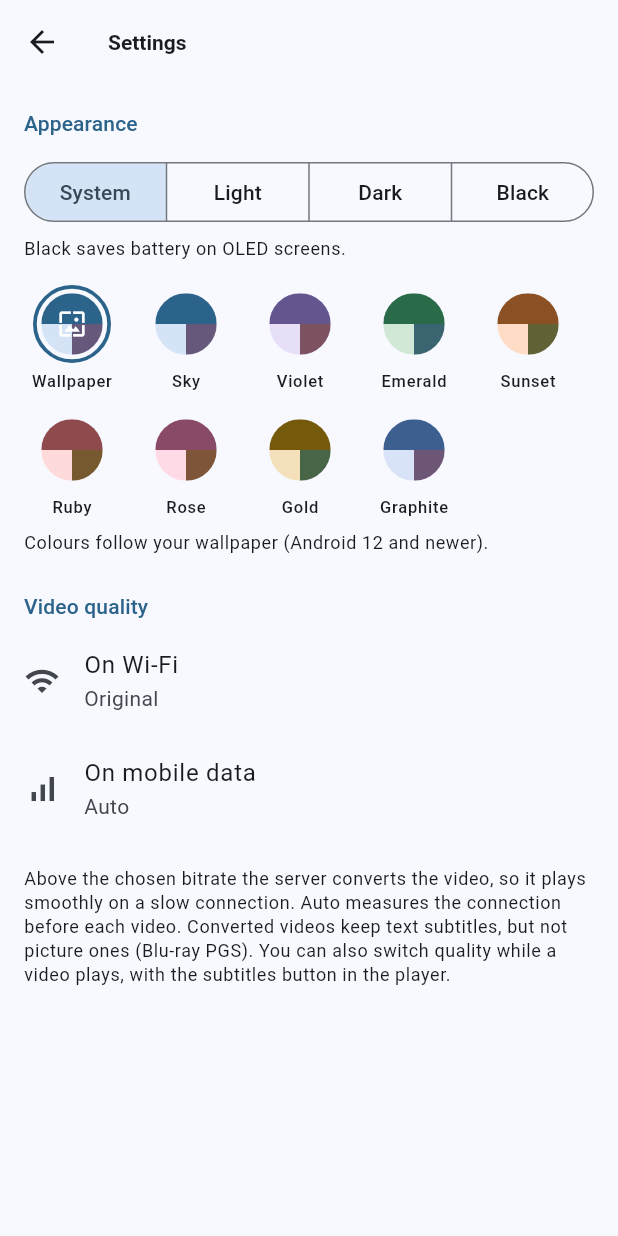
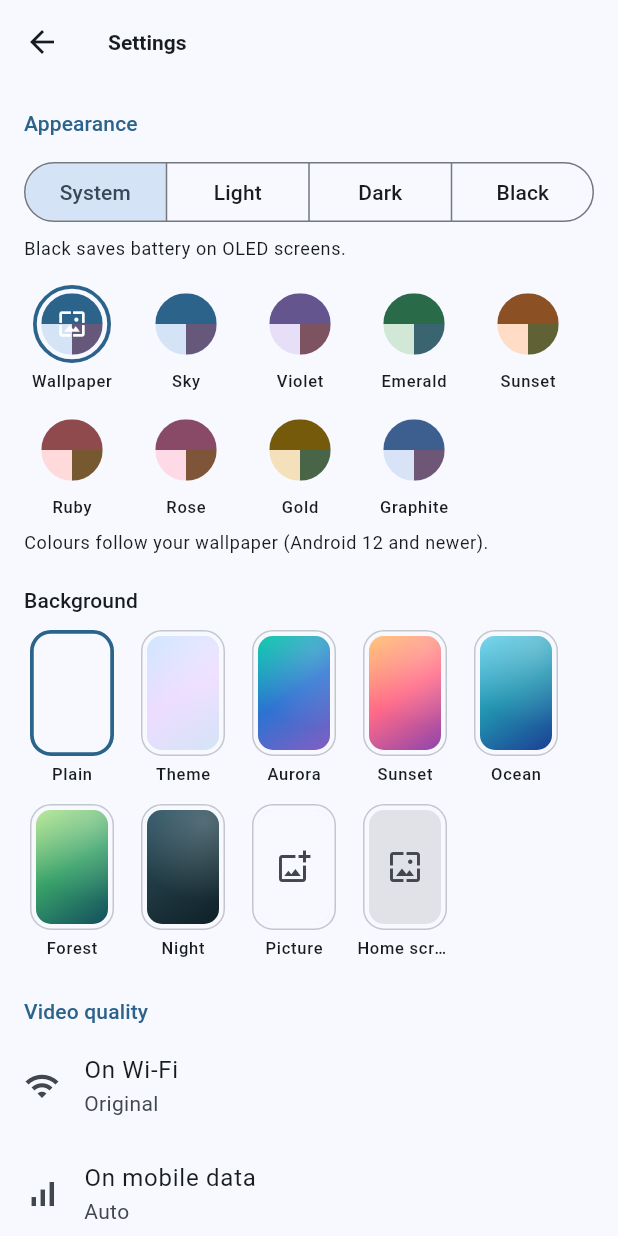
Before and after one commit to 3dengineering01-star/Homeplayer, a Flutter app: the screen it shows after launch, after a tap on the "settings" icon, on a phone screen of 412 x 824 dp. Run offline on Flutter 3.47's test engine with Material 3 defaults, Android fonts, the phone set to English and light mode, and no system bars; drawn by our look-alikes of dynamic_color; our stand-ins replace audio_service, connectivity_plus, device_info_plus, flutter_secure_storage, image_picker, shared_preferences; missing offline and left inert: audio_session, background_downloader, media_kit, media_kit_video, photo_manager, screen_brightness and 2 more; statements that could not run were skipped.

Commit message:
Фон приложения: цветовые переходы, своя картинка, обои рабочего стола
- В «Оформлении» раздел «Background»: обычный, цвет темы, Aurora, Sunset, Ocean, Forest, Night,
  своя картинка из галереи (копируется в файлы приложения, можно размыть) и обои рабочего стола.
- Фон лежит под всеми экранами, главной, мини-плеером и музыкальным плеером; страницы и шапки
  прозрачные, шапка тонируется, когда под неё уезжает список. Ползунок задаёт силу фона.
- Обои: окно Flutter прозрачное (FLAG_SHOW_WALLPAPER), режим хранится на стороне Android,
  при переключении активность пересоздаётся, движок и воспроизведение продолжают работать.
- Видео по-прежнему на чёрном.

Co-Authored-By: Claude Opus 5.5 <noreply@anthropic.com>
Claude-Session: https://claude.ai/code/session_01BShorsEi6z16Eonafx9wvG

```diff
--- a/app/lib/main.dart
+++ b/app/lib/main.dart
@@ -9,6 +9,7 @@ import 'services/backup.dart';
 import 'services/downloads.dart';
 import 'services/pip.dart';
 import 'services/playback.dart';
+import 'widgets/backdrop.dart';
 import 'widgets/mini_player.dart';
 
 final navigatorKey = GlobalKey<NavigatorState>();
@@ -51,10 +52,10 @@ class HomeplayApp extends StatelessWidget {
             theme: look.theme(dark: false, wallpaper: wallpaper),
             darkTheme: look.theme(dark: true, wallpaper: wallpaper),
             themeMode: look.brightness.mode,
-            // The theme's background under the mini player too: the window's own showed black there
-            // in the light theme.
-            builder: (context, child) => ColoredBox(
-              color: Theme.of(context).colorScheme.surface,
+            // The background goes under the mini player too: the window's own showed black there in
+            // the light theme.
+            builder: (context, child) => AppBackdrop(
+              look: look,
               child: Column(children: [
                 Expanded(child: child!),
                 MiniPlayer(
--- a/app/lib/services/appearance.dart
+++ b/app/lib/services/appearance.dart
@@ -1,4 +1,10 @@
+import 'dart:async';
+import 'dart:io';
+
 import 'package:flutter/material.dart';
+import 'package:flutter/services.dart';
+import 'package:image_picker/image_picker.dart';
+import 'package:path_provider/path_provider.dart';
 import 'package:shared_preferences/shared_preferences.dart';
 
 /// Light or dark: as the phone, or fixed. Black is dark with true black backgrounds, which
@@ -38,25 +44,100 @@ enum Palette {
   final Color seed;
 }
 
+/// What lies behind the screens: the theme's plain colour, a colour blend, the user's own
+/// picture, or the phone's home screen wallpaper seen through the app.
+enum Backdrop {
+  plain('Plain', []),
+  theme('Theme', []),
+  aurora('Aurora', [Color(0xFF00C9A7), Color(0xFF2C73D2), Color(0xFF845EC2)]),
+  sunset('Sunset', [Color(0xFFFFC371), Color(0xFFFF6A88), Color(0xFF8E44AD)]),
+  ocean('Ocean', [Color(0xFF6DD5ED), Color(0xFF2193B0), Color(0xFF1C3F94)]),
+  forest('Forest', [Color(0xFFB8E994), Color(0xFF38A169), Color(0xFF134E5E)]),
+  night('Night', [Color(0xFF2C5364), Color(0xFF203A43), Color(0xFF0F2027)]),
+  picture('Picture', []),
+  wallpaper('Home screen', []);
+
+  const Backdrop(this.label, this.colors);
+  final String label;
+
+  /// A fixed blend's colours, top left to bottom right; empty for the others.
+  final List<Color> colors;
+}
+
 /// How the app looks.
 class Appearance {
-  const Appearance({this.brightness = ThemeBrightness.system, this.palette = Palette.wallpaper});
+  const Appearance({
+    this.brightness = ThemeBrightness.system,
+    this.palette = Palette.wallpaper,
+    this.backdrop = Backdrop.plain,
+    this.picture,
+    this.show = 0.45,
+    this.blur = false,
+  });
 
   final ThemeBrightness brightness;
   final Palette palette;
+  final Backdrop backdrop;
 
-  Appearance copyWith({ThemeBrightness? brightness, Palette? palette}) =>
-      Appearance(brightness: brightness ?? this.brightness, palette: palette ?? this.palette);
+  /// The user's picture for [Backdrop.picture], copied into the app's own files.
+  final String? picture;
+
+  /// How much of the background shows through the theme's colour, 0.1 to 1 (fully).
+  final double show;
+
+  /// The picture softened, so text over it reads easier.
+  final bool blur;
+
+  /// Whether the screens let a background through instead of painting the theme's colour.
+  bool get seeThrough => backdrop != Backdrop.plain && (backdrop != Backdrop.picture || picture != null);
+
+  /// The theme's colour laid over the background: the less [show], the more of it.
+  double get veil => seeThrough ? 1 - show.clamp(0.1, 1.0) : 1;
+
+  Appearance copyWith({
+    ThemeBrightness? brightness,
+    Palette? palette,
+    Backdrop? backdrop,
+    String? picture,
+    double? show,
+    bool? blur,
+  }) =>
+      Appearance(
+        brightness: brightness ?? this.brightness,
+        palette: palette ?? this.palette,
+        backdrop: backdrop ?? this.backdrop,
+        picture: picture ?? this.picture,
+        show: show ?? this.show,
+        blur: blur ?? this.blur,
+      );
 
   static const _brightnessKey = 'theme_brightness';
   static const _paletteKey = 'theme_palette';
+  static const _backdropKey = 'backdrop';
+  static const _pictureKey = 'backdrop_picture';
+  static const _showKey = 'backdrop_show';
+  static const _blurKey = 'backdrop_blur';
 
-  Map<String, String> toPrefs() => {_brightnessKey: brightness.name, _paletteKey: palette.name};
+  Map<String, String> toPrefs() => {
+        _brightnessKey: brightness.name,
+        _paletteKey: palette.name,
+        _backdropKey: backdrop.name,
+        _pictureKey: picture ?? '',
+        _showKey: show.toStringAsFixed(2),
+        _blurKey: '$blur',
+      };
 
-  static Appearance fromPrefs(Object? Function(String key) read) => Appearance(
-        brightness: ThemeBrightness.values.firstWhere((b) => b.name == read(_brightnessKey), orElse: () => ThemeBrightness.system),
-        palette: Palette.values.firstWhere((p) => p.name == read(_paletteKey), orElse: () => Palette.wallpaper),
-      );
+  static Appearance fromPrefs(Object? Function(String key) read) {
+    final picture = read(_pictureKey) as String?;
+    return Appearance(
+      brightness: ThemeBrightness.values.firstWhere((b) => b.name == read(_brightnessKey), orElse: () => ThemeBrightness.system),
+      palette: Palette.values.firstWhere((p) => p.name == read(_paletteKey), orElse: () => Palette.wallpaper),
+      backdrop: Backdrop.values.firstWhere((b) => b.name == read(_backdropKey), orElse: () => Backdrop.plain),
+      picture: picture == null || picture.isEmpty ? null : picture,
+      show: (double.tryParse('${read(_showKey)}') ?? 0.45).clamp(0.1, 1.0),
+      blur: read(_blurKey) == 'true',
+    );
+  }
 
   /// The seed colour for [brightness]: the wallpaper's main colour when chosen and known.
   Color seedFor(Color? wallpaper) => palette == Palette.wallpaper && wallpaper != null ? wallpaper : palette.seed;
@@ -77,18 +158,24 @@ class Appearance {
         surfaceContainerHighest: const Color(0xFF222222),
       );
     }
-    return buildTheme(scheme);
+    return buildTheme(scheme, seeThrough: seeThrough);
   }
 }
 
-/// The app's theme around [scheme]: rounded cards and sheets, quieter app bars.
-ThemeData buildTheme(ColorScheme scheme) {
+/// The app's theme around [scheme]: rounded cards and sheets, quieter app bars. With
+/// [seeThrough] the pages are clear, so the background under them shows; an app bar gets a
+/// frosted tint only once the page scrolls under it.
+ThemeData buildTheme(ColorScheme scheme, {bool seeThrough = false}) {
   final base = ThemeData(colorScheme: scheme, useMaterial3: true);
   final text = base.textTheme;
   return base.copyWith(
-    scaffoldBackgroundColor: scheme.surface,
+    scaffoldBackgroundColor: seeThrough ? Colors.transparent : scheme.surface,
     appBarTheme: AppBarTheme(
-      backgroundColor: scheme.surface,
+      backgroundColor: seeThrough
+          ? WidgetStateColor.resolveWith((states) => states.contains(WidgetState.scrolledUnder)
+              ? scheme.surfaceContainer.withValues(alpha: 0.9)
+              : Colors.transparent)
+          : scheme.surface,
       surfaceTintColor: Colors.transparent,
       scrolledUnderElevation: 2,
       centerTitle: false,
@@ -128,16 +215,69 @@ class AppearanceStore {
 
   static final ValueNotifier<Appearance> current = ValueNotifier(const Appearance());
 
+  static const _window = MethodChannel('homeplay/window');
+
   static Future<void> load() async {
     final p = await SharedPreferences.getInstance();
     current.value = Appearance.fromPrefs(p.get);
+    if (current.value.backdrop == Backdrop.picture &&
+        current.value.picture != null &&
+        !File(current.value.picture!).existsSync()) {
+      current.value = current.value.copyWith(backdrop: Backdrop.plain);
+    }
+    unawaited(_showWallpaper(current.value.backdrop == Backdrop.wallpaper));
   }
 
+  /// Shows [a] without keeping it, e.g. while a slider moves; [set] keeps it.
+  static void preview(Appearance a) => current.value = a;
+
   static Future<void> set(Appearance a) async {
+    final wallpaperChanged = (a.backdrop == Backdrop.wallpaper) != (current.value.backdrop == Backdrop.wallpaper);
     current.value = a;
     final p = await SharedPreferences.getInstance();
     for (final e in a.toPrefs().entries) {
       await p.setString(e.key, e.value);
     }
+    if (wallpaperChanged) await _showWallpaper(a.backdrop == Backdrop.wallpaper);
+  }
+
+  /// Lets the home screen wallpaper show through the window, or not. Android needs the
+  /// window made anew for that, which takes a blink; playback goes on.
+  static Future<void> _showWallpaper(bool show) async {
+    try {
+      await _window.invokeMethod('showWallpaper', show);
+    } on MissingPluginException {
+      // Not on Android.
+    } on PlatformException catch (e) {
+      debugPrint('homeplay wallpaper switch failed: $e');
+    }
+  }
+
+  /// Asks for a picture from the phone's gallery and makes it the background. False when the
+  /// user picked nothing.
+  static Future<bool> pickPicture() async {
+    final picked = await ImagePicker().pickImage(source: ImageSource.gallery, maxWidth: 2400, maxHeight: 2400);
+    if (picked == null) return false;
+    // A copy of its own: the gallery's file may go away, and the picker's copy is temporary.
+    final dir = await getApplicationSupportDirectory();
+    final name = 'backdrop-${DateTime.now().millisecondsSinceEpoch}${_extension(picked.path)}';
+    final copy = await File(picked.path).copy('${dir.path}/$name');
+    for (final old in dir.listSync().whereType<File>()) {
+      if (old.uri.pathSegments.last.startsWith('backdrop-') && old.path != copy.path) {
+        try {
+          old.deleteSync();
+        } on FileSystemException {
+          // Left for the next time.
+        }
+      }
+    }
+    // A new file name, so the old picture is not shown from the image cache.
+    await set(current.value.copyWith(backdrop: Backdrop.picture, picture: copy.path));
+    return true;
+  }
+
+  static String _extension(String path) {
+    final dot = path.lastIndexOf('.');
+    return dot > path.lastIndexOf('/') ? path.substring(dot) : '.jpg';
   }
 }
--- a/app/lib/widgets/appearance_picker.dart
+++ b/app/lib/widgets/appearance_picker.dart
@@ -1,6 +1,7 @@
 import 'package:flutter/material.dart';
 
 import '../services/appearance.dart';
+import 'backdrop.dart';
 
 /// Light, dark or black, and the app's colours, with the change shown at once.
 class AppearancePicker extends StatelessWidget {
@@ -51,10 +52,130 @@ class AppearancePicker extends StatelessWidget {
                   padding: const EdgeInsets.only(top: 8),
                   child: Text('Colours follow your wallpaper (Android 12 and newer).', style: theme.textTheme.bodySmall),
                 ),
+              const SizedBox(height: 20),
+              Text('Background', style: theme.textTheme.titleSmall),
+              const SizedBox(height: 10),
+              Wrap(spacing: 10, runSpacing: 12, children: [
+                for (final b in Backdrop.values)
+                  _BackdropChoice(
+                    look: look,
+                    backdrop: b,
+                    onTap: () => _choose(context, look, b),
+                  ),
+              ]),
+              if (look.backdrop == Backdrop.picture && look.picture != null)
+                Align(
+                  alignment: Alignment.centerLeft,
+                  child: TextButton.icon(
+                    onPressed: () => _pick(context),
+                    icon: const Icon(Icons.photo_library_outlined),
+                    label: const Text('Another picture'),
+                  ),
+                ),
+              if (look.backdrop == Backdrop.wallpaper)
+                Padding(
+                  padding: const EdgeInsets.only(top: 8),
+                  child: Text('Your home screen wallpaper shows through the app.', style: theme.textTheme.bodySmall),
+                ),
+              if (look.seeThrough) ...[
+                const SizedBox(height: 12),
+                Row(children: [
+                  Text('Background strength', style: theme.textTheme.bodyMedium),
+                  Expanded(
+                    child: Slider(
+                      value: look.show,
+                      min: 0.1,
+                      max: 1,
+                      onChanged: (v) => AppearanceStore.preview(look.copyWith(show: v)),
+                      onChangeEnd: (v) => AppearanceStore.set(look.copyWith(show: v)),
+                    ),
+                  ),
+                ]),
+                if (look.backdrop == Backdrop.picture)
+                  SwitchListTile(
+                    contentPadding: EdgeInsets.zero,
+                    title: const Text('Soften the picture'),
+                    subtitle: const Text('Blurred, so text over it reads easier'),
+                    value: look.blur,
+                    onChanged: (v) => AppearanceStore.set(look.copyWith(blur: v)),
+                  ),
+              ],
             ]),
           );
         },
       );
+}
+
+Future<void> _choose(BuildContext context, Appearance look, Backdrop b) async {
+  // The picture tile picks one the first time, and goes back to the one picked later on.
+  if (b == Backdrop.picture && look.picture == null) return _pick(context);
+  await AppearanceStore.set(look.copyWith(backdrop: b));
+}
+
+Future<void> _pick(BuildContext context) async {
+  final messenger = ScaffoldMessenger.maybeOf(context);
+  try {
+    await AppearanceStore.pickPicture();
+  } catch (e) {
+    debugPrint('homeplay background picture failed: $e');
+    messenger?.showSnackBar(const SnackBar(content: Text('Could not use that picture')));
+  }
+}
+
+/// A small upright preview of a background with its name, outlined when chosen.
+class _BackdropChoice extends StatelessWidget {
+  const _BackdropChoice({required this.look, required this.backdrop, required this.onTap});
+
+  final Appearance look;
+  final Backdrop backdrop;
+  final VoidCallback onTap;
+
+  @override
+  Widget build(BuildContext context) {
+    final theme = Theme.of(context);
+    final scheme = theme.colorScheme;
+    final selected = look.backdrop == backdrop;
+    final icon = switch (backdrop) {
+      Backdrop.wallpaper => Icons.wallpaper,
+      Backdrop.picture when look.picture == null => Icons.add_photo_alternate_outlined,
+      _ => null,
+    };
+    return Semantics(
+      button: true,
+      selected: selected,
+      label: backdrop.label,
+      child: InkWell(
+        onTap: onTap,
+        borderRadius: BorderRadius.circular(14),
+        child: SizedBox(
+          width: 64,
+          child: Column(children: [
+            AnimatedContainer(
+              duration: const Duration(milliseconds: 200),
+              width: 56,
+              height: 84,
+              padding: const EdgeInsets.all(3),
+              decoration: BoxDecoration(
+                borderRadius: BorderRadius.circular(14),
+                border: Border.all(color: selected ? scheme.primary : scheme.outlineVariant, width: selected ? 2.5 : 1),
+              ),
+              child: ClipRRect(
+                borderRadius: BorderRadius.circular(10),
+                child: Stack(fit: StackFit.expand, children: [
+                  Container(color: backdrop == Backdrop.plain ? scheme.surface : scheme.surfaceContainerHighest),
+                  if (backdrop != Backdrop.plain && backdrop != Backdrop.wallpaper)
+                    BackdropLayer(look: look.copyWith(backdrop: backdrop, blur: false)),
+                  if (icon != null) Icon(icon, color: scheme.onSurfaceVariant),
+                ]),
+              ),
+            ),
+            const SizedBox(height: 4),
+            Text(backdrop.label, style: theme.textTheme.labelSmall, maxLines: 1, overflow: TextOverflow.ellipsis),
+          ]),
+        ),
+      ),
+    );
+  }
 }
 
 class _Swatch extends StatelessWidget {
--- /dev/null
+++ b/app/lib/widgets/backdrop.dart
@@ -0,0 +1,84 @@
+import 'dart:io';
+
+import 'package:flutter/material.dart';
+
+import '../services/appearance.dart';
+
+/// The chosen background behind the whole app, with the theme's colour veiled over it so text
+/// stays readable. With the plain background, just the theme's colour.
+class AppBackdrop extends StatelessWidget {
+  const AppBackdrop({super.key, required this.look, required this.child});
+
+  final Appearance look;
+  final Widget child;
+
+  @override
+  Widget build(BuildContext context) {
+    final scheme = Theme.of(context).colorScheme;
+    if (!look.seeThrough) return ColoredBox(color: scheme.surface, child: child);
+    return Stack(fit: StackFit.expand, children: [
+      // Drawn once and kept: nothing in it moves, so playback never waits on it.
+      RepaintBoundary(child: BackdropLayer(look: look)),
+      ColoredBox(color: scheme.surface.withValues(alpha: look.veil)),
+      child,
+    ]);
+  }
+}
+
+/// The background itself, without the veil: also the preview in the settings.
+class BackdropLayer extends StatelessWidget {
+  const BackdropLayer({super.key, required this.look});
+
+  final Appearance look;
+
+  @override
+  Widget build(BuildContext context) {
+    final scheme = Theme.of(context).colorScheme;
+    return switch (look.backdrop) {
+      // The window is clear and Android shows the wallpaper under it.
+      Backdrop.wallpaper || Backdrop.plain => const SizedBox.expand(),
+      Backdrop.theme => _Blend(colors: [scheme.primaryContainer, scheme.tertiaryContainer, scheme.secondaryContainer]),
+      Backdrop.picture => look.picture == null
+          ? ColoredBox(color: scheme.surface)
+          : LayoutBuilder(builder: (context, box) {
+              final dpr = MediaQuery.devicePixelRatioOf(context);
+              // Softened by decoding it tiny and stretching it back: a blur filter would be
+              // worked out again with every frame drawn over it.
+              final width = look.blur ? 48 : (box.maxWidth * dpr).round().clamp(1, 2400);
+              return Image.file(
+                File(look.picture!),
+                fit: BoxFit.cover,
+                cacheWidth: width,
+                filterQuality: look.blur ? FilterQuality.medium : FilterQuality.low,
+                gaplessPlayback: true,
+                errorBuilder: (_, _, _) => ColoredBox(color: scheme.surface),
+              );
+            }),
+      _ => _Blend(colors: look.backdrop.colors),
+    };
+  }
+}
+
+/// Colours flowing from the top left corner to the bottom right, with a soft light at the top.
+class _Blend extends StatelessWidget {
+  const _Blend({required this.colors});
+
+  final List<Color> colors;
+
+  @override
+  Widget build(BuildContext context) => DecoratedBox(
+        decoration: BoxDecoration(
+          gradient: LinearGradient(begin: Alignment.topLeft, end: Alignment.bottomRight, colors: colors),
+        ),
+        child: DecoratedBox(
+          decoration: BoxDecoration(
+            gradient: RadialGradient(
+              center: const Alignment(0.6, -0.8),
+              radius: 1.1,
+              colors: [Colors.white.withValues(alpha: 0.22), Colors.white.withValues(alpha: 0)],
+            ),
+          ),
+          child: const SizedBox.expand(),
+        ),
+      );
+}
--- a/app/pubspec.yaml
+++ b/app/pubspec.yaml
@@ -18,6 +18,7 @@ dependencies:
     sdk: flutter
   flutter_secure_storage: ^11.2.0
   http: ^1.6.0
+  image_picker: ^1.2.4
   media_kit: ^1.2.6
   media_kit_libs_video: ^1.0.7
   media_kit_video: ^2.0.1
```
Also changed, not shown: app/lib/widgets/music_view.dart (+6 -1 lines), app/pubspec.lock, 3 other files.
